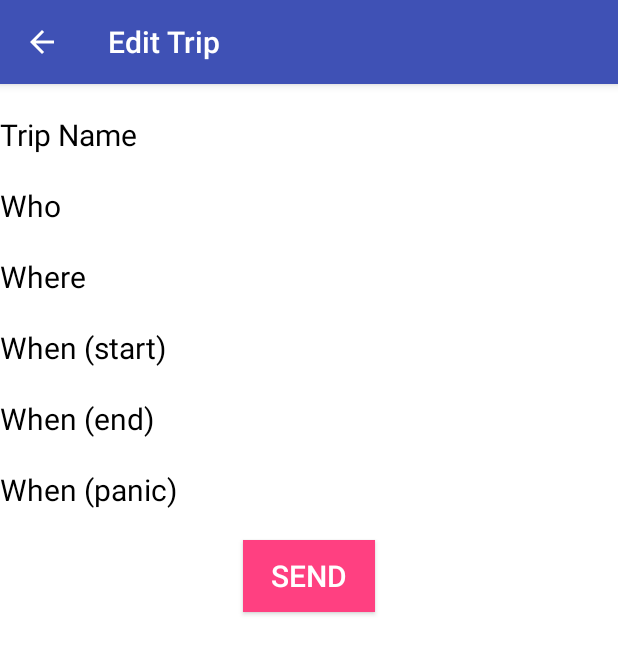
After one commit to rottenb/SimpleCheck-In, an Android app: the TripEditorActivity screen opened directly, with no data from a screen before it, on a phone screen of 412 x 824 dp. The commit adds this screen. Shown: the top 654 px of the screen. Run offline under Robolectric (Android 15) with nearby library versions, the phone set to English and light mode, and no system bars.

Commit message:
slowly filling in the blanks

```diff
--- a/app/build.gradle
+++ b/app/build.gradle
@@ -5,7 +5,7 @@ android {
     buildToolsVersion "23.0.2"
     defaultConfig {
         applicationId "com.brianmk.simplecheck_in"
-        minSdkVersion 10
+        minSdkVersion 16
         targetSdkVersion 24
         versionCode 1
         versionName "1.0"
@@ -17,6 +17,8 @@ android {
             proguardFiles getDefaultProguardFile('proguard-android.txt'), 'proguard-rules.pro'
         }
     }
+
+    return void
 }
 
 dependencies {
--- /dev/null
+++ b/app/src/main/java/com/brianmk/simplecheck_in/TripEditorActivity.java
@@ -0,0 +1,25 @@
+package com.brianmk.simplecheck_in;
+
+import android.os.Bundle;
+import android.support.v7.app.AppCompatActivity;
+import android.util.Log;
+
+/**
+ * Created by rot on 2016-10-14.
+ *
+ * Brings up dialogue to edit a given trip's data
+ */
+
+public class TripEditorActivity extends AppCompatActivity {
+    private static final String LOG_TAG = TripEditorActivity.class.getSimpleName();
+
+    @Override
+    public void onCreate(Bundle savedInstanceState) {
+        super.onCreate(savedInstanceState);
+
+        setContentView(R.layout.trip_editor);
+
+
+        Log.d(LOG_TAG, "clicked");
+    }
+}
--- a/app/src/main/res/layout/fragment_main.xml
+++ b/app/src/main/res/layout/fragment_main.xml
@@ -12,7 +12,8 @@
     tools:showIn="@layout/activity_main">
 
     <ListView
-        android:id="@+id/main_trip_list"
+        android:id="@+id/trip_list"
         android:layout_width="match_parent"
-        android:layout_height="wrap_content"/>
+        android:layout_height="wrap_content"
+/>
 </RelativeLayout>
--- /dev/null
+++ b/app/src/main/res/layout/trip_editor.xml
@@ -0,0 +1,66 @@
+<?xml version="1.0" encoding="utf-8"?>
+<LinearLayout
+    xmlns:android="http://schemas.android.com/apk/res/android"
+    android:orientation="vertical"
+    android:layout_width="match_parent"
+    android:layout_height="match_parent"
+    android:background="@color/white" >
+
+    <TextView
+        android:layout_width="wrap_content"
+        android:layout_height="wrap_content"
+        android:textSize="@dimen/trip_edit_font"
+        android:textColor="@color/black"
+        android:layout_marginTop="@dimen/trip_edit_vertical_margin"
+        android:text="@string/trip_name"/>
+
+    <TextView
+        android:layout_width="wrap_content"
+        android:layout_height="wrap_content"
+        android:textSize="@dimen/trip_edit_font"
+        android:textColor="@color/black"
+        android:layout_marginTop="@dimen/trip_edit_vertical_margin"
+        android:text="@string/trip_who"/>
+
+    <TextView
+        android:layout_width="wrap_content"
+        android:layout_height="wrap_content"
+        android:textSize="@dimen/trip_edit_font"
+        android:textColor="@color/black"
+        android:layout_marginTop="@dimen/trip_edit_vertical_margin"
+        android:text="@string/trip_where"/>
+
+    <TextView
+        android:layout_width="wrap_content"
+        android:layout_height="wrap_content"
+        android:textSize="@dimen/trip_edit_font"
+        android:textColor="@color/black"
+        android:layout_marginTop="@dimen/trip_edit_vertical_margin"
+        android:text="@string/trip_when_start"/>
+
+    <TextView
+        android:layout_width="wrap_content"
+        android:layout_height="wrap_content"
+        android:textSize="@dimen/trip_edit_font"
+        android:textColor="@color/black"
+        android:layout_marginTop="@dimen/trip_edit_vertical_margin"
+        android:text="@string/trip_when_end"/>
+
+    <TextView
+        android:layout_width="wrap_content"
+        android:layout_height="wrap_content"
+        android:textSize="@dimen/trip_edit_font"
+        android:textColor="@color/black"
+        android:layout_marginTop="@dimen/trip_edit_vertical_margin"
+        android:text="@string/trip_when_panic"/>
+
+    <Button
+        android:layout_width="wrap_content"
+        android:layout_height="wrap_content"
+        android:layout_gravity="center_horizontal"
+        android:layout_marginTop="@dimen/trip_edit_vertical_margin"
+        android:textSize="@dimen/trip_edit_font"
+        android:text="@string/trip_viewer_send"
+        android:background="@color/colorAccent"/>
+
+</LinearLayout>
--- a/app/src/main/res/layout/main_trip_list.xml
+++ b/app/src/main/res/layout/trip_list_item.xml
@@ -1,7 +1,7 @@
 <?xml version="1.0" encoding="utf-8"?>
 <TextView
     xmlns:android="http://schemas.android.com/apk/res/android"
-    android:id="@+id/main_trip_list_item_textview"
+    android:id="@+id/trip_list_item_textview"
     android:layout_width="match_parent"
     android:layout_height="wrap_content"
     android:gravity="center_vertical"
--- a/app/src/main/res/values/colors.xml
+++ b/app/src/main/res/values/colors.xml
@@ -3,4 +3,6 @@
     <color name="colorPrimary">#3F51B5</color>
     <color name="colorPrimaryDark">#303F9F</color>
     <color name="colorAccent">#FF4081</color>
+    <color name="white">#FFFFFF</color>
+    <color name="black">#000000</color>
 </resources>
--- a/app/src/main/res/values/dimens.xml
+++ b/app/src/main/res/values/dimens.xml
@@ -3,4 +3,8 @@
     <dimen name="activity_horizontal_margin">16dp</dimen>
     <dimen name="activity_vertical_margin">16dp</dimen>
     <dimen name="fab_margin">16dp</dimen>
+
+    <!-- Trip Edit Dialog -->
+    <dimen name="trip_edit_font">20sp</dimen>
+    <dimen name="trip_edit_vertical_margin">20dp</dimen>
 </resources>
--- a/app/src/main/res/values/strings.xml
+++ b/app/src/main/res/values/strings.xml
@@ -17,8 +17,23 @@
     <string name="trip_menu_edit">Edit Trip</string>
     <string name="trip_menu_delete">Delete Trip</string>
 
+    <!-- Trip attributes -->
+    <string name="trip_name">Trip Name</string>
+    <string name="trip_who">Who</string>
+    <string name="trip_where">Where</string>
+    <string name="trip_when_start">When (start)</string>
+    <string name="trip_when_end">When (end)</string>
+    <string name="trip_when_panic">When (panic)</string>
+
     <!-- Confirm Yes/No -->
     <string name="confirm_yes">Yes</string>
     <string name="confirm_no">No</string>
 
+    <!-- Trip Viewer -->
+    <string name="trip_viewer_title">View Trip</string>
+    <string name="trip_viewer_send">SEND</string>
+
+    <!-- Trip Editor -->
+    <string name="trip_editor_title">Edit Trip</string>
+
 </resources>
```
Also changed, not shown: app/src/main/AndroidManifest.xml (+19 -0 lines), app/src/main/java/com/brianmk/simplecheck_in/MainActivityFragment.java (+18 -4 lines), app/src/main/java/com/brianmk/simplecheck_in/TripViewerActivity.java (added, +25 -0 lines), app/src/main/res/layout/trip_viewer.xml (added, +57 -0 lines).
